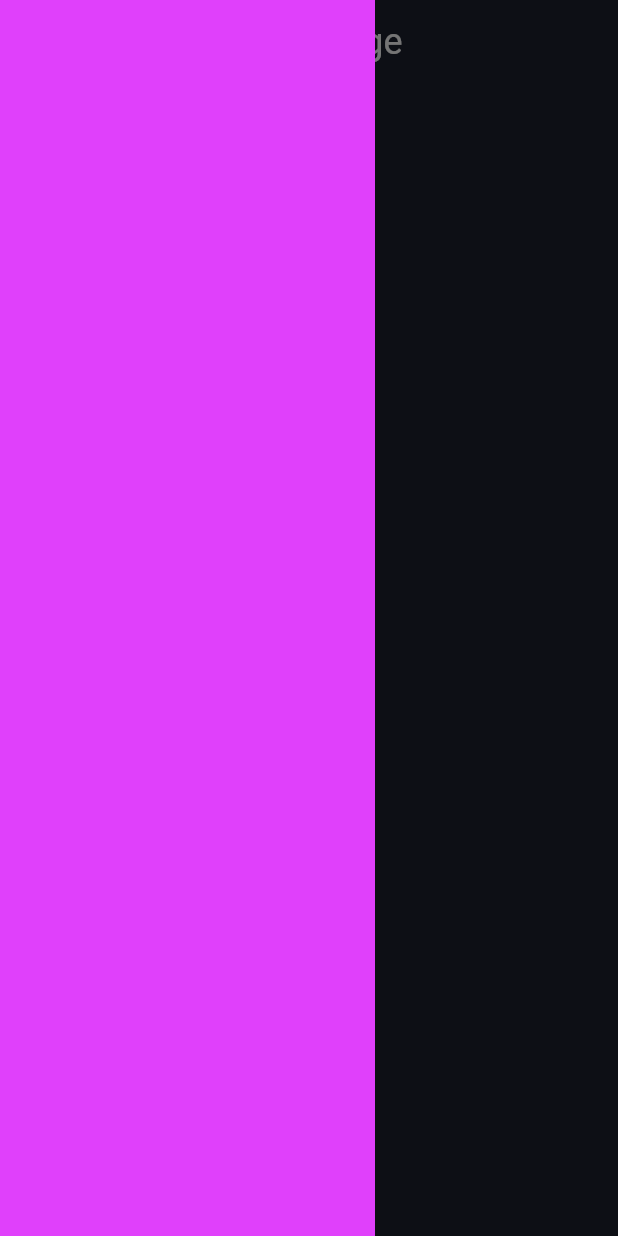
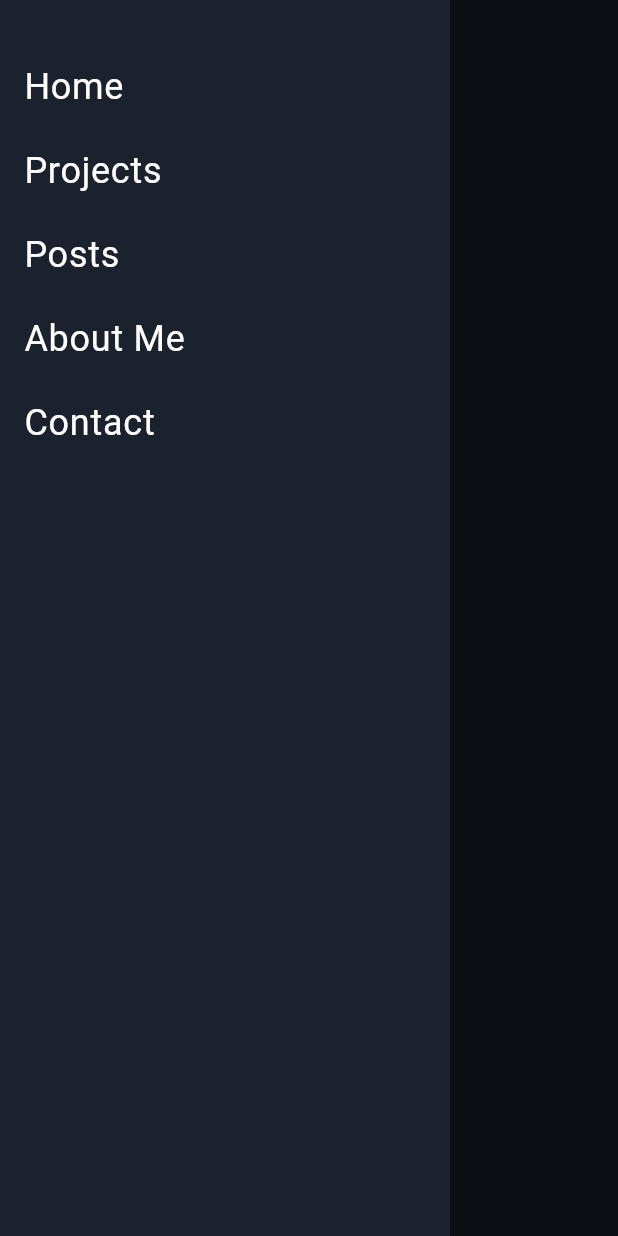
Before and after one commit to NodirbekRasuljonov/myself, a Flutter app: the screen it shows after launch, with the side drawer open, on a phone screen of 412 x 824 dp. Run offline on Flutter 3.47's test engine with Material 3 defaults, Android fonts, the phone set to English and light mode, and no system bars.

Commit message:
added some changes for ui

```diff
--- /dev/null
+++ b/lib/const/text_constt.dart
@@ -0,0 +1,11 @@
+import 'package:flutter/material.dart';
+
+class SectionConst {
+  static List<String> sections = [
+    "Home",
+    "Projects",
+    "Posts",
+    "About Me",
+    "Contact"
+  ];
+}
--- a/lib/home/homepage.dart
+++ b/lib/home/homepage.dart
@@ -1,6 +1,6 @@
 import 'package:flutter/material.dart';
-import 'package:blur/blur.dart';
 import 'package:myself/const/color_const.dart';
+import 'package:myself/const/text_constt.dart';
 
 class HomePage extends StatefulWidget {
   const HomePage({super.key});
@@ -16,11 +16,7 @@ class _HomePageState extends State<HomePage> {
   Widget build(BuildContext context) {
     return Scaffold(
       backgroundColor: ColorConst.darkColor,
-      drawer: Container(
-        height: MediaQuery.of(context).size.height,
-        width: 250.0,
-        color: Colors.purpleAccent,
-      ),
+      drawer: drawer(context),
       onDrawerChanged: (v) {
         setState(() {
           isOpen = v;
@@ -41,8 +37,33 @@ class _HomePageState extends State<HomePage> {
       body: Container(
         height: MediaQuery.of(context).size.height,
         width: MediaQuery.of(context).size.width,
-
       ),
     );
   }
+
+  Container drawer(BuildContext context) {
+    List<String> scs = SectionConst.sections;
+    return Container(
+      height: MediaQuery.of(context).size.height,
+      width: 300.0,
+      color: ColorConst.darkColor,
+      padding: EdgeInsets.symmetric(vertical: 30.0),
+      child:
+          ListView.builder(
+        itemCount: scs.length,
+        itemBuilder: (context, index) {
+          return ListTile(
+            title: Text(
+              scs[index],
+              style: TextStyle(
+                color: ColorConst.kWhiteColor,
+                fontSize: 24.0,
+              ),
+            ),
+          );
+        },
+      ),
+
+    );
+  }
 }
```
